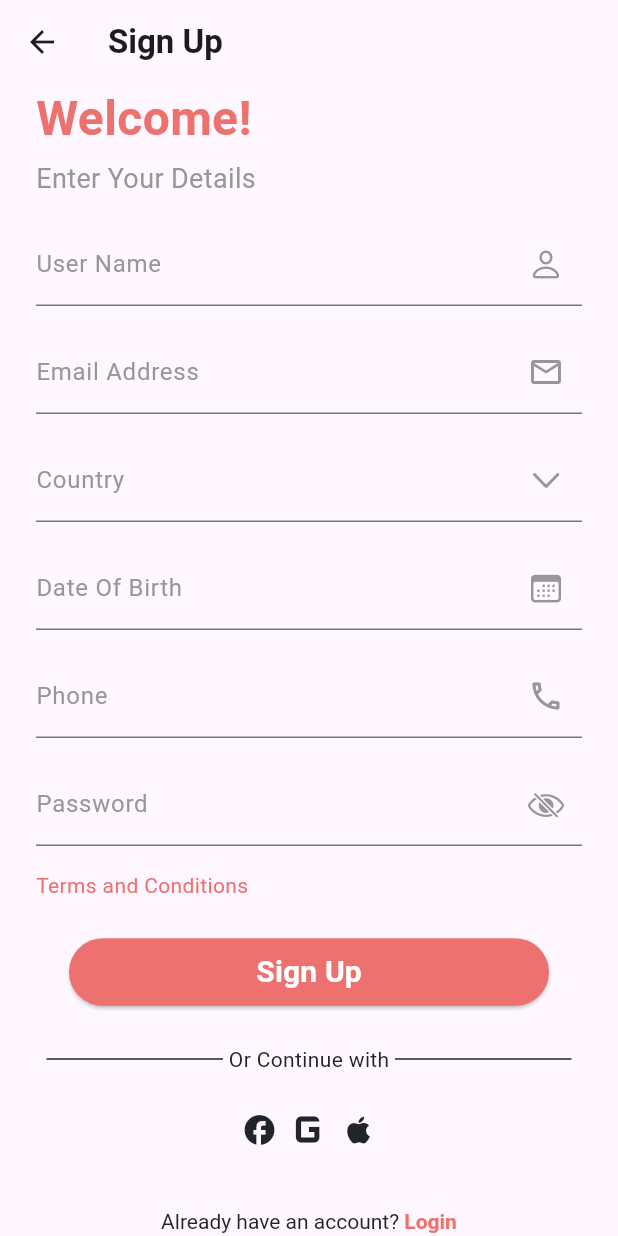
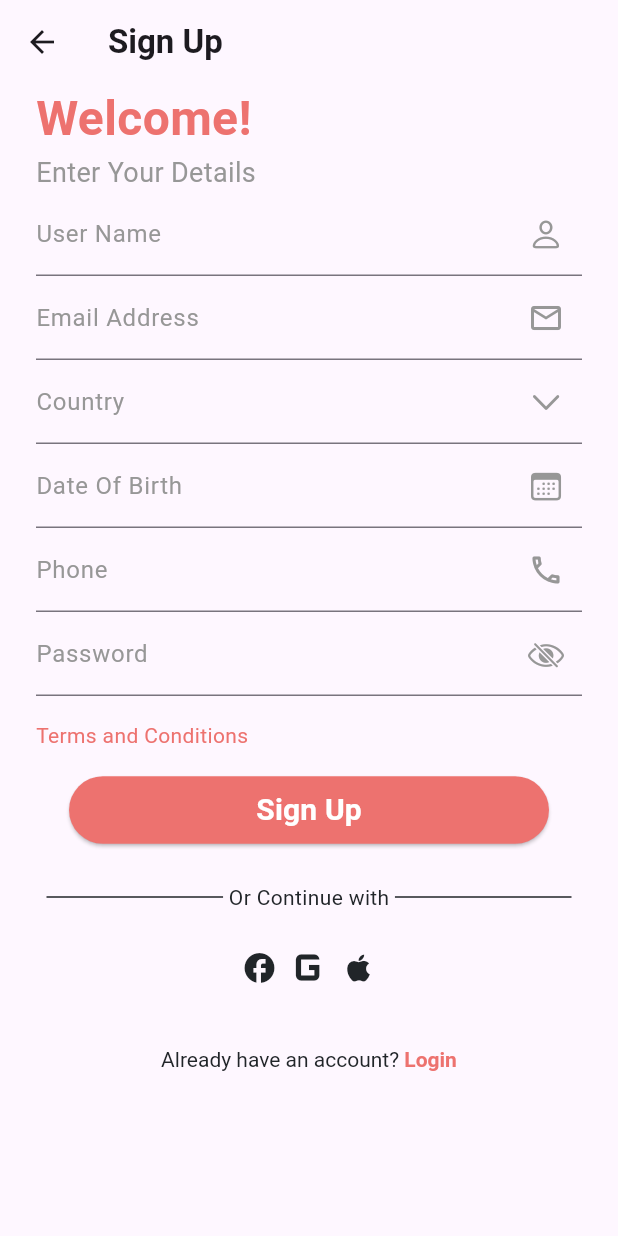
Before and after one commit to MAI-BEBI-POWDER-TEAM/CR-YOUTH-MOBILE-3RD, a Flutter app: the screen it shows after launch, after a tap on an icon or button, on a phone screen of 412 x 824 dp. Run offline on Flutter 3.47's test engine with Material 3 defaults, Android fonts, the phone set to English and light mode, and no system bars; Roboto replaces fonts that are missing (Poppins).

Commit message:
Refinishing the register & login screen

```diff
--- a/lib/views/login_views.dart
+++ b/lib/views/login_views.dart
@@ -43,7 +43,7 @@ class _LoginPageScreenState extends State<LoginPageScreen> {
               Center(
                 child: Image.asset('assets/book-icon.png'),
               ),
-              SizedBox(height: 30),
+              SizedBox(height: 24),
               Text(
                 'Welcome Back!',
                 style: TextStyle(
@@ -52,7 +52,6 @@ class _LoginPageScreenState extends State<LoginPageScreen> {
                   fontWeight: FontWeight.w700,
                 ),
               ),
-              SizedBox(height: 4),
               Text(
                 'Enter Your Details',
                 style: TextStyle(
@@ -60,7 +59,7 @@ class _LoginPageScreenState extends State<LoginPageScreen> {
                   fontSize: 20,
                 ),
               ),
-              SizedBox(height: 30),
+              SizedBox(height: 24),
               TextFormField(
                 keyboardType: TextInputType.emailAddress,
                 controller: _emailAddressController,
@@ -73,7 +72,6 @@ class _LoginPageScreenState extends State<LoginPageScreen> {
                   suffixIcon: Icon(Icons.email, color: colorGrey3),
                 ),
               ),
-              SizedBox(height: 30),
               TextFormField(
                 keyboardType: TextInputType.visiblePassword,
                 controller: _passwordController,
--- a/lib/views/register_views.dart
+++ b/lib/views/register_views.dart
@@ -29,13 +29,11 @@ class _RegisterPageScreenState extends State<RegisterPageScreen> {
           ),
         ),
       ),
-      body: Container(
-        height: MediaQuery.of(context).size.height,
-        width: MediaQuery.of(context).size.width,
-        margin: EdgeInsets.symmetric(horizontal: 24),
-        child: SingleChildScrollView(
+      body: SingleChildScrollView(
+        child: Container(
+          margin: EdgeInsets.symmetric(horizontal: 24),
           child: Column(
-            mainAxisAlignment: MainAxisAlignment.start,
+            mainAxisAlignment: MainAxisAlignment.spaceBetween,
             crossAxisAlignment: CrossAxisAlignment.start,
             children: [
               Text(
@@ -46,7 +44,6 @@ class _RegisterPageScreenState extends State<RegisterPageScreen> {
                   fontWeight: FontWeight.w600,
                 ),
               ),
-              SizedBox(height: 4),
               Text(
                 'Enter Your Details',
                 style: TextStyle(
@@ -54,7 +51,6 @@ class _RegisterPageScreenState extends State<RegisterPageScreen> {
                   color: colorGrey3,
                 ),
               ),
-              SizedBox(height: 16),
               TextFormField(
                 controller: _usernameController,
                 keyboardType: TextInputType.text,
@@ -73,7 +69,6 @@ class _RegisterPageScreenState extends State<RegisterPageScreen> {
                   ),
                 ),
               ),
-              SizedBox(height: 16),
               TextFormField(
                 controller: _emailController,
                 keyboardType: TextInputType.emailAddress,
@@ -92,7 +87,6 @@ class _RegisterPageScreenState extends State<RegisterPageScreen> {
                   ),
                 ),
               ),
-              SizedBox(height: 16),
               TextFormField(
                 controller: _countryController,
                 keyboardType: TextInputType.text,
@@ -111,7 +105,6 @@ class _RegisterPageScreenState extends State<RegisterPageScreen> {
                   ),
                 ),
               ),
-              SizedBox(height: 16),
               TextFormField(
                 controller: _dateOfBirthController,
                 decoration: InputDecoration(
@@ -129,7 +122,6 @@ class _RegisterPageScreenState extends State<RegisterPageScreen> {
                   ),
                 ),
               ),
-              SizedBox(height: 16),
               TextFormField(
                 controller: _phoneController,
                 keyboardType: TextInputType.phone,
@@ -148,7 +140,6 @@ class _RegisterPageScreenState extends State<RegisterPageScreen> {
                   ),
                 ),
               ),
-              SizedBox(height: 16),
               TextFormField(
                 controller: _passwordController,
                 keyboardType: TextInputType.visiblePassword,
@@ -175,7 +166,7 @@ class _RegisterPageScreenState extends State<RegisterPageScreen> {
                   color: colorPrimaryPink,
                 ),
               ),
-              SizedBox(height: 24),
+              SizedBox(height: 16),
               Center(
                 child: ElevatedButton(
                   onPressed: () {},
```
